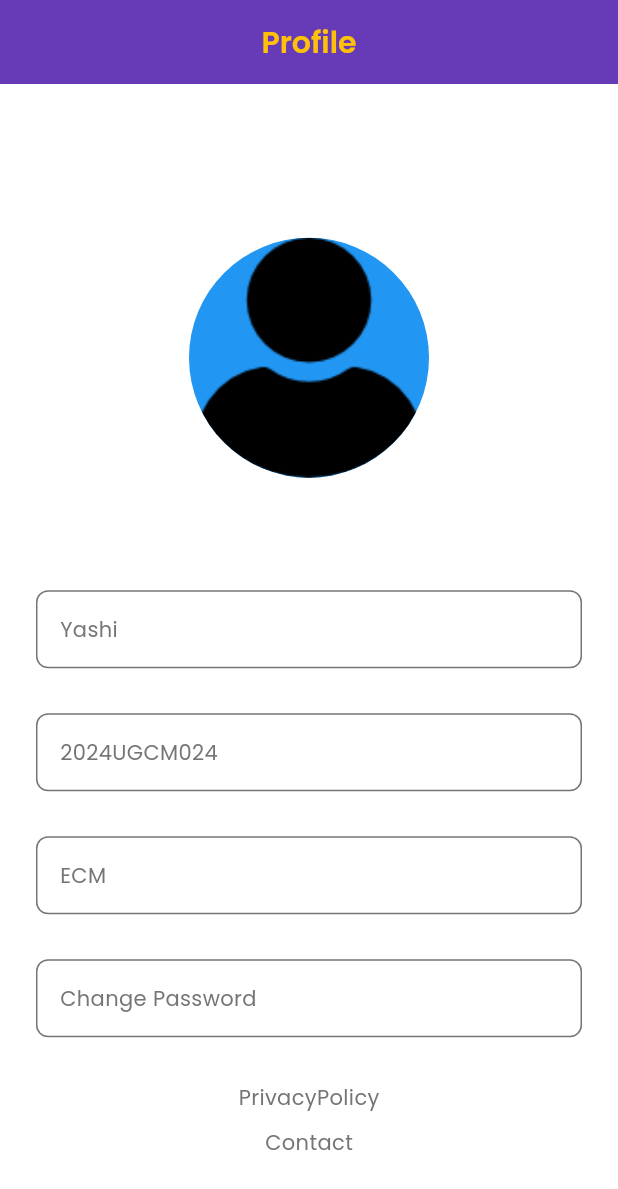
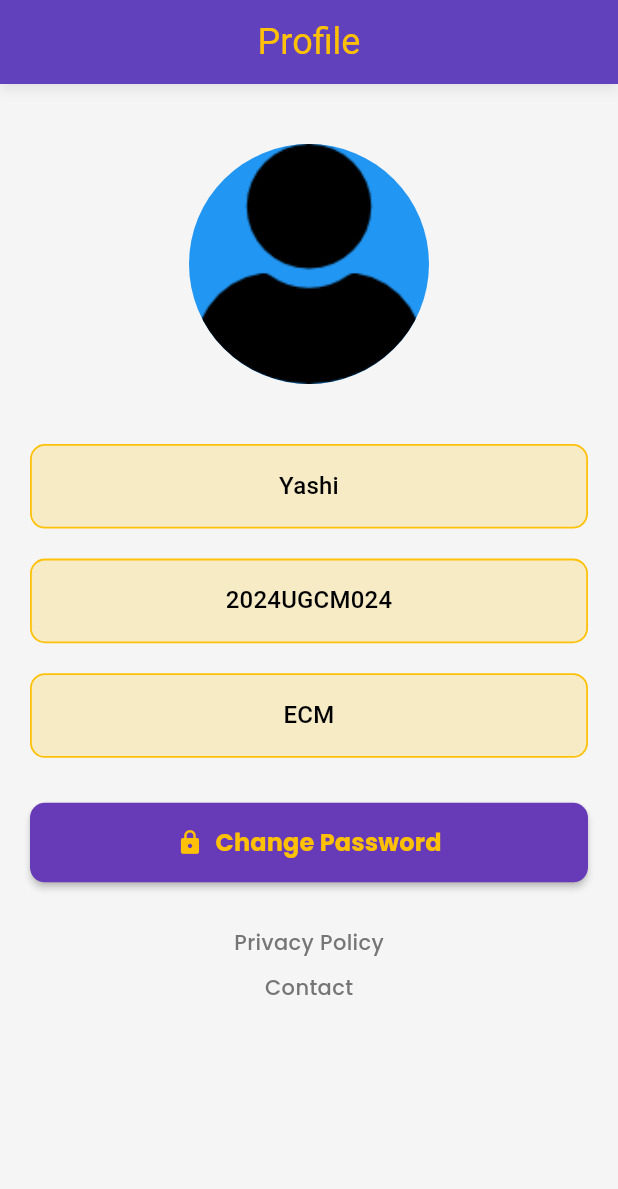
Before and after one commit to Sonu-Hansda/Acadly, a Flutter app: the Profile screen opened directly, on a phone screen of 412 x 824 dp. Shown: the top 1189 px of the screen. Run offline on Flutter 3.47's test engine with Material 3 defaults, Android fonts, the phone set to English and light mode, and no system bars; our stand-ins replace google_fonts.

Commit message:
Login signup 2

```diff
--- a/acadly/lib/app/auth/screens/profile.dart
+++ b/acadly/lib/app/auth/screens/profile.dart
@@ -8,84 +8,89 @@ class Profile extends StatelessWidget {
   @override
   Widget build(BuildContext context) {
     return Scaffold(
+      backgroundColor: Colors.grey[100],
       appBar: AppBar(
         centerTitle: true,
         title: Text(
           'Profile',
-          style: Theme.of(
-            context,
-          ).textTheme.displayMedium?.copyWith(color: AppColors.accent),
+          style: Theme.of(context)
+              .textTheme
+              .headlineSmall
+              ?.copyWith(color: AppColors.accent),
         ),
         backgroundColor: AppColors.primary,
+        elevation: 3,
+        shadowColor: Colors.black26,
       ),
       body: Padding(
-        padding: EdgeInsets.all(24),
-        child: Center(
+        padding: const EdgeInsets.all(20),
         child: SingleChildScrollView(
           child: Column(
             children: [
-                SizedBox(height: 50,),
-                CircleAvatar(
-                  radius: 80,
-                  backgroundImage:  AssetImage(
-                    (person[0]['photoURL'] != null && (person[0]['photoURL'] as String).isNotEmpty)
-                        ? person[0]['photoURL'] as String
-                        : 'assets/img.png',
+              const SizedBox(height: 20),
+              CircleAvatar( radius: 80,
+                backgroundImage: AssetImage( (person[0]['photoURL'] != null && (person[0]['photoURL'] as String).isNotEmpty) ?
+                person[0]['photoURL'] as String : 'assets/img.png',
                 ),
               ),
-                SizedBox(height: 75,),
-                Container(
-                  padding: EdgeInsets.all(15),
-                  decoration: ShapeDecoration(
-                      shape: (Theme.of(context).inputDecorationTheme.enabledBorder as OutlineInputBorder?)?.borderSide != null
-                          ? (Theme.of(context).inputDecorationTheme.enabledBorder as OutlineInputBorder)
-                          : const OutlineInputBorder(),
+              const SizedBox(height: 40),
+              _buildInfoCard(person[0]['Username'] as String, context),
+              const SizedBox(height: 20),
+              _buildInfoCard(person[0]['Regno'] as String, context),
+              const SizedBox(height: 20),
+              _buildInfoCard(person[0]['branch'] as String, context),
+              const SizedBox(height: 30),
+              ElevatedButton(
+                onPressed: () {},
+                style: ElevatedButton.styleFrom(
+                  backgroundColor: AppColors.primary,
+                  foregroundColor: AppColors.accent,
+                  elevation: 2,
+                  padding: const EdgeInsets.symmetric(
+                      horizontal: 30, vertical: 15),
+                  shape: RoundedRectangleBorder(
+                      borderRadius: BorderRadius.circular(10)),
                 ),
-                  width: double.maxFinite,
-                  child: Text(person[0]['Username'] as String),
+                child: Row(
+                  mainAxisAlignment: MainAxisAlignment.center,
+                  children: [
+                    Icon(Icons.lock, color: AppColors.accent),
+                    const SizedBox(width: 8),
+                    Text(
+                      'Change Password',
+                      style: const TextStyle(fontSize: 16),
                     ),
-                SizedBox(height: 30,),
-                Container(
-                  padding: EdgeInsets.all(15),
-                  decoration: ShapeDecoration(
-                    shape: (Theme.of(context).inputDecorationTheme.enabledBorder as OutlineInputBorder?)?.borderSide != null
-                        ? (Theme.of(context).inputDecorationTheme.enabledBorder as OutlineInputBorder)
-                        : const OutlineInputBorder(),
-                  ),
-                  width: double.maxFinite,
-                  child: Text(person[0]['Regno'] as String),
-                ),
-                SizedBox(height: 30,),
-                Container(
-                  padding: EdgeInsets.all(15),
-                  decoration: ShapeDecoration(
-                    shape: (Theme.of(context).inputDecorationTheme.enabledBorder as OutlineInputBorder?)?.borderSide != null
-                        ? (Theme.of(context).inputDecorationTheme.enabledBorder as OutlineInputBorder)
-                        : const OutlineInputBorder(),
-                  ),
-                  width: double.maxFinite,
-                  child: Text(person[0]['branch'] as String),
-                ),
-                SizedBox(height: 30,),
-                Container(
-                  padding: EdgeInsets.all(15),
-                  decoration: ShapeDecoration(
-                    shape: (Theme.of(context).inputDecorationTheme.enabledBorder as OutlineInputBorder?)?.borderSide != null
-                        ? (Theme.of(context).inputDecorationTheme.enabledBorder as OutlineInputBorder)
-                        : const OutlineInputBorder(),
-                  ),
-                  width: double.maxFinite,
-                  child: Text('Change Password'),
-                ),
-                SizedBox(height: 30,),
-                Text('PrivacyPolicy'),
-                SizedBox(height: 10,),
-                Text('Contact')
                   ],
                 ),
+
+              ),
+              const SizedBox(height: 30),
+              const Text('Privacy Policy',
+                  style: TextStyle(fontWeight: FontWeight.w500)),
+              const SizedBox(height: 10),
+              const Text('Contact',
+                  style: TextStyle(fontWeight: FontWeight.w500)),
+            ],
           ),
         ),
       ),
     );
   }
+
+  Widget _buildInfoCard(String value, BuildContext context) {
+    return Container(
+      width: double.infinity,
+      padding: const EdgeInsets.all(15),
+      decoration: BoxDecoration(
+        color: AppColors.accent.withOpacity(0.2),
+        borderRadius: BorderRadius.circular(10),
+        border: Border.all(color: AppColors.accent, width: 1.2),
+      ),
+      child: Text(
+        value,
+        style: Theme.of(context).textTheme.titleMedium,
+        textAlign: TextAlign.center,
+      ),
+    );
   }
+}
```
Lines whose indentation alone changed are shown as unchanged.
